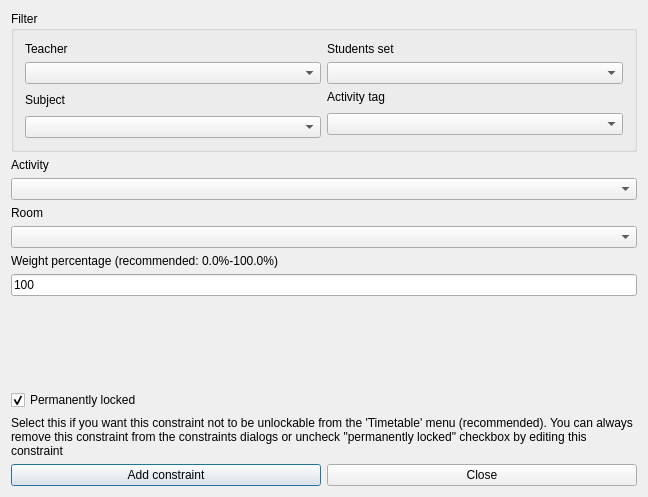
Before: the Qt Designer form src/interface/addconstraintactivitypreferredroomform_template.ui in janLo/FET, drawn with Qt 5.
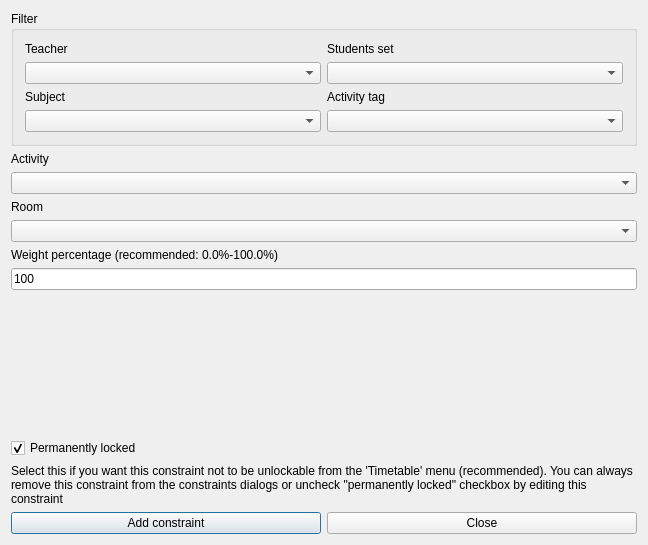
After: the same form once the commit is applied. Custom widgets are drawn as their Qt base class.

```diff
--- a/src/interface/addconstraintactivitypreferredroomform_template.ui
+++ b/src/interface/addconstraintactivitypreferredroomform_template.ui
@@ -7,72 +7,28 @@
     <x>0</x>
     <y>0</y>
     <width>648</width>
-    <height>497</height>
+    <height>545</height>
    </rect>
   </property>
   <property name="windowTitle">
    <string extracomment="This is the title of the dialog to add a new constraint of this type">Add activity preferred room</string>
   </property>
-  <layout class="QGridLayout">
-   <item row="4" column="0">
-    <widget class="QComboBox" name="roomsComboBox"/>
-   </item>
-   <item row="1" column="0">
-    <widget class="QLabel" name="activitiesTextLabel">
-     <property name="frameShape">
-      <enum>QFrame::NoFrame</enum>
-     </property>
-     <property name="frameShadow">
-      <enum>QFrame::Plain</enum>
-     </property>
-     <property name="text">
-      <string>Activity</string>
-     </property>
-     <property name="wordWrap">
-      <bool>false</bool>
-     </property>
-     <property name="buddy">
-      <cstring>roomsComboBox</cstring>
-     </property>
-    </widget>
-   </item>
-   <item row="2" column="0">
-    <widget class="QComboBox" name="activitiesComboBox">
-     <property name="maximumSize">
-      <size>
-       <width>32767</width>
-       <height>32767</height>
-      </size>
-     </property>
-    </widget>
-   </item>
-   <item row="3" column="0">
-    <widget class="QLabel" name="roomsTextLabel">
-     <property name="frameShape">
-      <enum>QFrame::NoFrame</enum>
-     </property>
-     <property name="frameShadow">
-      <enum>QFrame::Plain</enum>
-     </property>
-     <property name="text">
-      <string>Room</string>
-     </property>
-     <property name="wordWrap">
-      <bool>false</bool>
-     </property>
-     <property name="buddy">
-      <cstring>roomsComboBox</cstring>
-     </property>
-    </widget>
-   </item>
+  <layout class="QGridLayout" name="gridLayout_2">
    <item row="0" column="0">
-    <widget class="Q3GroupBox" name="periodGroupBox_2">
+    <widget class="QGroupBox" name="filterGroupBox">
      <property name="title">
       <string>Filter</string>
      </property>
-     <layout class="QGridLayout">
-      <item row="1" column="1">
-       <widget class="QComboBox" name="studentsComboBox"/>
+     <layout class="QGridLayout" name="gridLayout">
+      <item row="0" column="0">
+       <widget class="QLabel" name="teachersTextLabel_2">
+        <property name="text">
+         <string>Teacher</string>
+        </property>
+        <property name="wordWrap">
+         <bool>false</bool>
+        </property>
+       </widget>
       </item>
       <item row="0" column="1">
        <widget class="QLabel" name="studentsTextLabel_2">
@@ -87,20 +43,10 @@
       <item row="1" column="0">
        <widget class="QComboBox" name="teachersComboBox"/>
       </item>
-      <item row="0" column="0">
-       <widget class="QLabel" name="teachersTextLabel_2">
-        <property name="text">
-         <string>Teacher</string>
-        </property>
-        <property name="wordWrap">
-         <bool>false</bool>
-        </property>
-       </widget>
+      <item row="1" column="1">
+       <widget class="QComboBox" name="studentsComboBox"/>
       </item>
-      <item row="4" column="0">
-       <widget class="QComboBox" name="subjectsComboBox"/>
-      </item>
-      <item row="2" column="0" rowspan="2">
+      <item row="2" column="0">
        <widget class="QLabel" name="subjectsTextLabel_2">
         <property name="text">
          <string>Subject</string>
@@ -120,19 +66,59 @@
         </property>
        </widget>
       </item>
-      <item row="3" column="1" rowspan="2">
+      <item row="3" column="0">
+       <widget class="QComboBox" name="subjectsComboBox"/>
+      </item>
+      <item row="3" column="1">
        <widget class="QComboBox" name="activityTagsComboBox"/>
       </item>
      </layout>
     </widget>
    </item>
-   <item row="6" column="0">
-    <widget class="QLineEdit" name="weightLineEdit">
+   <item row="1" column="0">
+    <widget class="QLabel" name="activitiesTextLabel">
+     <property name="frameShape">
+      <enum>QFrame::NoFrame</enum>
+     </property>
+     <property name="frameShadow">
+      <enum>QFrame::Plain</enum>
+     </property>
      <property name="text">
-      <string>100</string>
+      <string>Activity</string>
      </property>
+     <property name="wordWrap">
+      <bool>false</bool>
+     </property>
+     <property name="buddy">
+      <cstring>roomsComboBox</cstring>
+     </property>
     </widget>
    </item>
+   <item row="2" column="0">
+    <widget class="QComboBox" name="activitiesComboBox"/>
+   </item>
+   <item row="3" column="0">
+    <widget class="QLabel" name="roomsTextLabel">
+     <property name="frameShape">
+      <enum>QFrame::NoFrame</enum>
+     </property>
+     <property name="frameShadow">
+      <enum>QFrame::Plain</enum>
+     </property>
+     <property name="text">
+      <string>Room</string>
+     </property>
+     <property name="wordWrap">
+      <bool>false</bool>
+     </property>
+     <property name="buddy">
+      <cstring>roomsComboBox</cstring>
+     </property>
+    </widget>
+   </item>
+   <item row="4" column="0">
+    <widget class="QComboBox" name="roomsComboBox"/>
+   </item>
    <item row="5" column="0">
     <widget class="QLabel" name="weightTextLabel">
      <property name="frameShape">
@@ -149,50 +135,10 @@
      </property>
     </widget>
    </item>
-   <item row="10" column="0">
-    <layout class="QHBoxLayout">
-     <item>
-      <widget class="QPushButton" name="addConstraintPushButton">
-       <property name="text">
-        <string>Add constraint</string>
-       </property>
-      </widget>
-     </item>
-     <item>
-      <widget class="QPushButton" name="closePushButton">
-       <property name="text">
-        <string>Close</string>
-       </property>
-      </widget>
-     </item>
-    </layout>
-   </item>
-   <item row="9" column="0">
-    <widget class="QLabel" name="permTextLabel">
-     <property name="sizePolicy">
-      <sizepolicy hsizetype="Minimum" vsizetype="Minimum">
-       <horstretch>0</horstretch>
-       <verstretch>0</verstretch>
-      </sizepolicy>
-     </property>
+   <item row="6" column="0">
+    <widget class="QLineEdit" name="weightLineEdit">
      <property name="text">
-      <string>Select this if you want this constraint not to be unlockable from the 'Timetable' menu (recommended). You can always remove this constraint from the constraints dialogs or uncheck &quot;permanently locked&quot; checkbox by editing this constraint</string>
-     </property>
-     <property name="alignment">
-      <set>Qt::AlignVCenter</set>
-     </property>
-     <property name="wordWrap">
-      <bool>true</bool>
-     </property>
-    </widget>
-   </item>
-   <item row="8" column="0">
-    <widget class="QCheckBox" name="permLockedCheckBox">
-     <property name="text">
-      <string>Permanently locked</string>
-     </property>
-     <property name="checked">
-      <bool>true</bool>
+      <string notr="true">100</string>
      </property>
     </widget>
    </item>
@@ -212,29 +158,56 @@
      </property>
     </spacer>
    </item>
+   <item row="8" column="0">
+    <widget class="QCheckBox" name="permLockedCheckBox">
+     <property name="text">
+      <string>Permanently locked</string>
+     </property>
+     <property name="checked">
+      <bool>true</bool>
+     </property>
+    </widget>
+   </item>
+   <item row="9" column="0">
+    <widget class="QLabel" name="permTextLabel">
+     <property name="sizePolicy">
+      <sizepolicy hsizetype="Minimum" vsizetype="Minimum">
+       <horstretch>0</horstretch>
+       <verstretch>0</verstretch>
+      </sizepolicy>
+     </property>
+     <property name="text">
+      <string>Select this if you want this constraint not to be unlockable from the 'Timetable' menu (recommended). You can always remove this constraint from the constraints dialogs or uncheck &quot;permanently locked&quot; checkbox by editing this constraint</string>
+     </property>
+     <property name="alignment">
+      <set>Qt::AlignVCenter</set>
+     </property>
+     <property name="wordWrap">
+      <bool>true</bool>
+     </property>
+    </widget>
+   </item>
+   <item row="10" column="0">
+    <layout class="QHBoxLayout">
+     <item>
+      <widget class="QPushButton" name="addConstraintPushButton">
+       <property name="text">
+        <string>Add constraint</string>
+       </property>
+      </widget>
+     </item>
+     <item>
+      <widget class="QPushButton" name="closePushButton">
+       <property name="text">
+        <string>Close</string>
+       </property>
+      </widget>
+     </item>
+    </layout>
+   </item>
   </layout>
  </widget>
  <layoutdefault spacing="6" margin="11"/>
- <customwidgets>
-  <customwidget>
-   <class>Q3GroupBox</class>
-   <extends>QGroupBox</extends>
-   <header>Qt3Support/Q3GroupBox</header>
-   <container>1</container>
-  </customwidget>
- </customwidgets>
- <tabstops>
-  <tabstop>teachersComboBox</tabstop>
-  <tabstop>studentsComboBox</tabstop>
-  <tabstop>subjectsComboBox</tabstop>
-  <tabstop>activityTagsComboBox</tabstop>
-  <tabstop>activitiesComboBox</tabstop>
-  <tabstop>roomsComboBox</tabstop>
-  <tabstop>weightLineEdit</tabstop>
-  <tabstop>permLockedCheckBox</tabstop>
-  <tabstop>addConstraintPushButton</tabstop>
-  <tabstop>closePushButton</tabstop>
- </tabstops>
  <resources/>
  <connections/>
 </ui>
```
